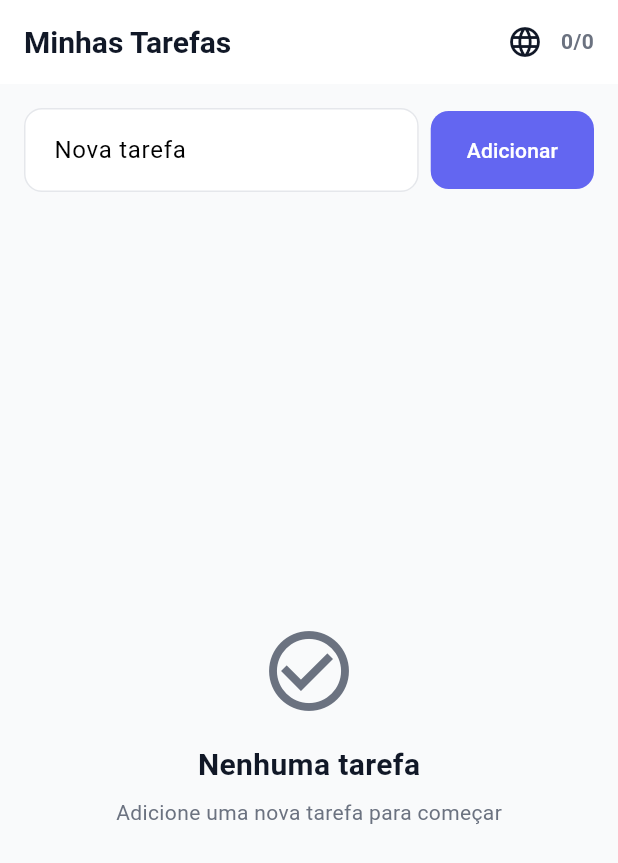
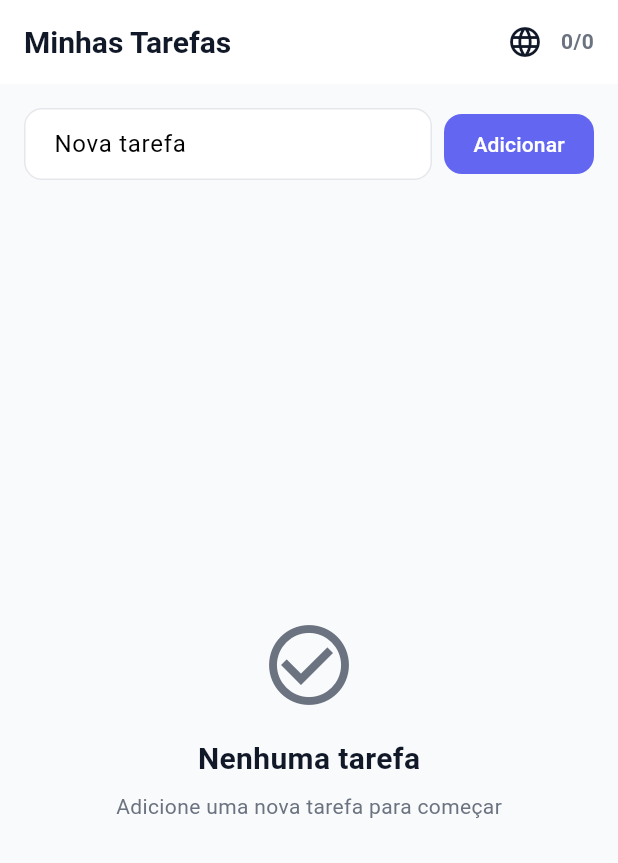
Before and after one commit to lucasgm1997/todo_list_l10n_accessibility_maestro_automation, a Flutter app: the screen it shows after launch, on a phone screen of 412 x 824 dp. Shown: the top 863 px of the screen. Run offline on Flutter 3.47's test engine with Material 3 defaults, Android fonts, the phone set to English and light mode, and no system bars; our stand-ins replace dartz, get_it.

Commit message:
feat: Add PrimaryButton and TextInput widgets for improved UI components

```diff
--- /dev/null
+++ b/lib/core/widgets/primary_button.dart
@@ -0,0 +1,41 @@
+import 'package:flutter/material.dart';
+import 'package:maestro_test/core/design_system/app_spacing.dart';
+
+class PrimaryButton extends StatelessWidget {
+  final VoidCallback? onPressed;
+  final Widget child;
+  final bool isLoading;
+  final double? minWidth;
+
+  const PrimaryButton({
+    super.key,
+    required this.onPressed,
+    required this.child,
+    this.isLoading = false,
+    this.minWidth,
+  });
+
+  @override
+  Widget build(BuildContext context) {
+    return ElevatedButton(
+      onPressed: isLoading ? null : onPressed,
+      style: ElevatedButton.styleFrom(
+        padding: const EdgeInsets.symmetric(
+          horizontal: AppSpacing.md,
+          vertical: AppSpacing.sm,
+        ),
+        minimumSize: Size(minWidth ?? 0, 40),
+      ),
+      child: isLoading
+          ? const SizedBox(
+              width: 20,
+              height: 20,
+              child: CircularProgressIndicator(
+                strokeWidth: 2,
+                color: Colors.white,
+              ),
+            )
+          : child,
+    );
+  }
+}
--- /dev/null
+++ b/lib/core/widgets/text_input.dart
@@ -0,0 +1,36 @@
+import 'package:flutter/material.dart';
+import 'package:maestro_test/core/design_system/app_spacing.dart';
+
+class TextInput extends StatelessWidget {
+  final TextEditingController controller;
+  final String? labelText;
+  final String? hintText;
+  final ValueChanged<String>? onSubmitted;
+  final bool autofocus;
+
+  const TextInput({
+    super.key,
+    required this.controller,
+    this.labelText,
+    this.hintText,
+    this.onSubmitted,
+    this.autofocus = false,
+  });
+
+  @override
+  Widget build(BuildContext context) {
+    return TextField(
+      controller: controller,
+      decoration: InputDecoration(
+        labelText: labelText,
+        hintText: hintText,
+        contentPadding: const EdgeInsets.symmetric(
+          horizontal: AppSpacing.md,
+          vertical: AppSpacing.sm,
+        ),
+      ),
+      onSubmitted: onSubmitted,
+      autofocus: autofocus,
+    );
+  }
+}
--- a/lib/features/todo/views/todo_view.dart
+++ b/lib/features/todo/views/todo_view.dart
@@ -3,6 +3,8 @@ import 'package:maestro_test/core/design_system/app_colors.dart';
 import 'package:maestro_test/core/design_system/app_spacing.dart';
 import 'package:maestro_test/core/design_system/app_typography.dart';
 import 'package:maestro_test/core/widgets/language_switcher.dart';
+import 'package:maestro_test/core/widgets/text_input.dart';
+import 'package:maestro_test/core/widgets/primary_button.dart';
 import 'package:maestro_test/di/service_locator.dart';
 import 'package:maestro_test/features/todo/view_models/todo_view_model.dart';
 import 'package:maestro_test/features/todo/widgets/todo_item.dart';
@@ -104,19 +106,13 @@ class _TodoViewState extends State<TodoView> {
 
   void _showErrorSnackbar(String message) {
     ScaffoldMessenger.of(context).showSnackBar(
-      SnackBar(
-        content: Text(message),
-        backgroundColor: AppColors.error,
-      ),
+      SnackBar(content: Text(message), backgroundColor: AppColors.error),
     );
   }
 
   void _showSuccessSnackbar(String message) {
     ScaffoldMessenger.of(context).showSnackBar(
-      SnackBar(
-        content: Text(message),
-        backgroundColor: AppColors.success,
-      ),
+      SnackBar(content: Text(message), backgroundColor: AppColors.success),
     );
   }
 
@@ -174,9 +170,7 @@ class _TodoViewState extends State<TodoView> {
               _viewModel.deleteCommand.execute(id);
               Navigator.pop(context);
             },
-            style: ElevatedButton.styleFrom(
-              backgroundColor: AppColors.error,
-            ),
+            style: ElevatedButton.styleFrom(backgroundColor: AppColors.error),
             child: Text(l10n.todo_action_delete),
           ),
         ],
@@ -201,8 +195,9 @@ class _TodoViewState extends State<TodoView> {
           ListenableBuilder(
             listenable: _viewModel,
             builder: (context, _) {
-              final completedCount =
-                  _viewModel.todos.where((t) => t.completed).length;
+              final completedCount = _viewModel.todos
+                  .where((t) => t.completed)
+                  .length;
               final totalCount = _viewModel.todos.length;
 
               return Padding(
@@ -228,12 +223,10 @@ class _TodoViewState extends State<TodoView> {
             child: Row(
               children: [
                 Expanded(
-                  child: TextField(
+                  child: TextInput(
                     controller: _textController,
-                    decoration: InputDecoration(
                     labelText: l10n.todo_add_field,
                     hintText: l10n.todo_add_input,
-                    ),
                     onSubmitted: (value) {
                       if (value.trim().isNotEmpty) {
                         _viewModel.addCommand.execute(value.trim());
@@ -245,25 +238,16 @@ class _TodoViewState extends State<TodoView> {
                 ListenableBuilder(
                   listenable: _viewModel.addCommand,
                   builder: (context, _) {
-                    return ElevatedButton(
-                      onPressed: _viewModel.addCommand.running
-                          ? null
-                          : () {
+                    return PrimaryButton(
+                      onPressed: () {
                         final text = _textController.text.trim();
                         if (text.isNotEmpty) {
                           _viewModel.addCommand.execute(text);
                         }
                       },
-                      child: _viewModel.addCommand.running
-                          ? const SizedBox(
-                              width: 20,
-                              height: 20,
-                              child: CircularProgressIndicator(
-                                strokeWidth: 2,
-                                color: Colors.white,
-                              ),
-                            )
-                          : Text(l10n.todo_add_button),
+                      isLoading: _viewModel.addCommand.running,
+                      child: Text(l10n.todo_add_button),
+                      minWidth: 100,
                     );
                   },
                 ),
@@ -275,9 +259,7 @@ class _TodoViewState extends State<TodoView> {
               listenable: _viewModel.loadCommand,
               builder: (context, child) {
                 if (_viewModel.loadCommand.running) {
-                  return const Center(
-                    child: CircularProgressIndicator(),
-                  );
+                  return const Center(child: CircularProgressIndicator());
                 }
 
                 if (_viewModel.loadCommand.hasError) {
@@ -353,7 +335,8 @@ class _TodoViewState extends State<TodoView> {
                       final todo = _viewModel.todos[index];
                       return TodoItem(
                         todo: todo,
-                        onToggle: () => _viewModel.toggleCommand.execute(todo.id),
+                        onToggle: () =>
+                            _viewModel.toggleCommand.execute(todo.id),
                         onDelete: () => _showDeleteConfirmation(todo.id),
                         onEdit: () => _showEditDialog(todo.id, todo.title),
                       );
```
Lines whose indentation alone changed are shown as unchanged.
